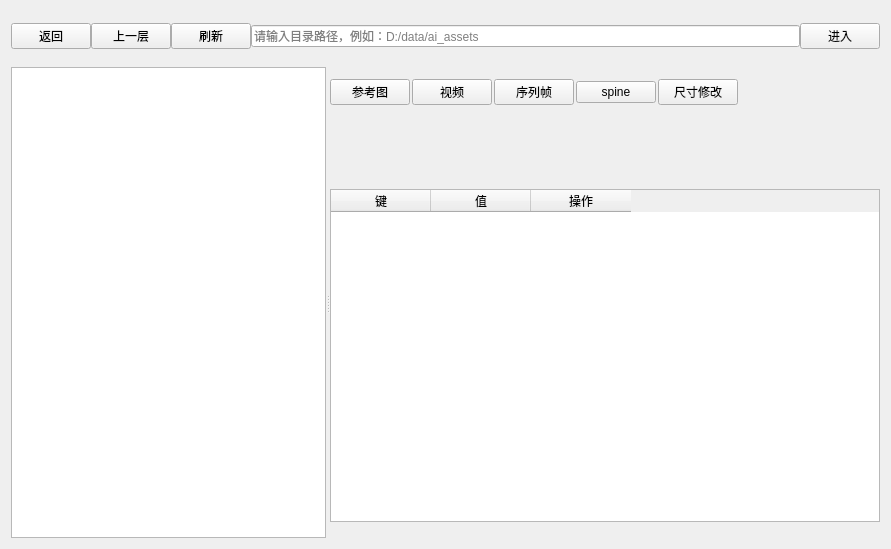
First picture: the form in MuseLog/ui/tab_explorer.ui, repository super999/MetaStoryBoard, before the edit.
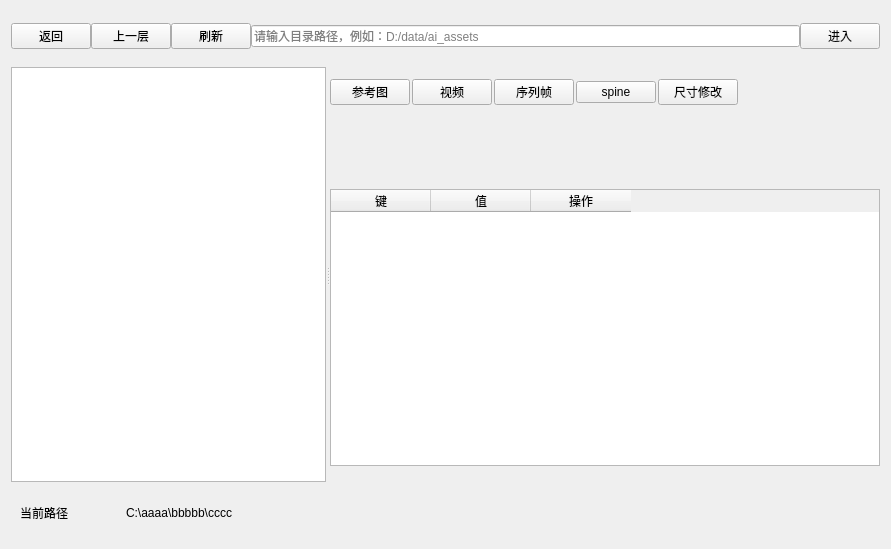
Second picture: the form after the edit.

Commit message: 重构导航和持久化逻辑，新增路径选择功能，优化用户界面交互体验

What changed in the file:
```diff
--- a/MuseLog/ui/tab_explorer.ui
+++ b/MuseLog/ui/tab_explorer.ui
@@ -283,6 +283,44 @@
      </widget>
     </widget>
    </item>
+   <item>
+    <widget class="QWidget" name="bottomPanel" native="true">
+     <property name="maximumSize">
+      <size>
+       <width>16777215</width>
+       <height>50</height>
+      </size>
+     </property>
+     <layout class="QHBoxLayout" name="horizontalLayout_2">
+      <item>
+       <widget class="QLabel" name="label">
+        <property name="minimumSize">
+         <size>
+          <width>50</width>
+          <height>0</height>
+         </size>
+        </property>
+        <property name="maximumSize">
+         <size>
+          <width>100</width>
+          <height>16777215</height>
+         </size>
+        </property>
+        <property name="text">
+         <string>当前路径</string>
+        </property>
+       </widget>
+      </item>
+      <item>
+       <widget class="QLabel" name="labelSelectPath">
+        <property name="text">
+         <string>C:\aaaa\bbbbb\cccc</string>
+        </property>
+       </widget>
+      </item>
+     </layout>
+    </widget>
+   </item>
   </layout>
  </widget>
  <resources/>
```
Left out of the diff: 2 changed lines with no effect on the pictures. The commit also changes 4 other files.
